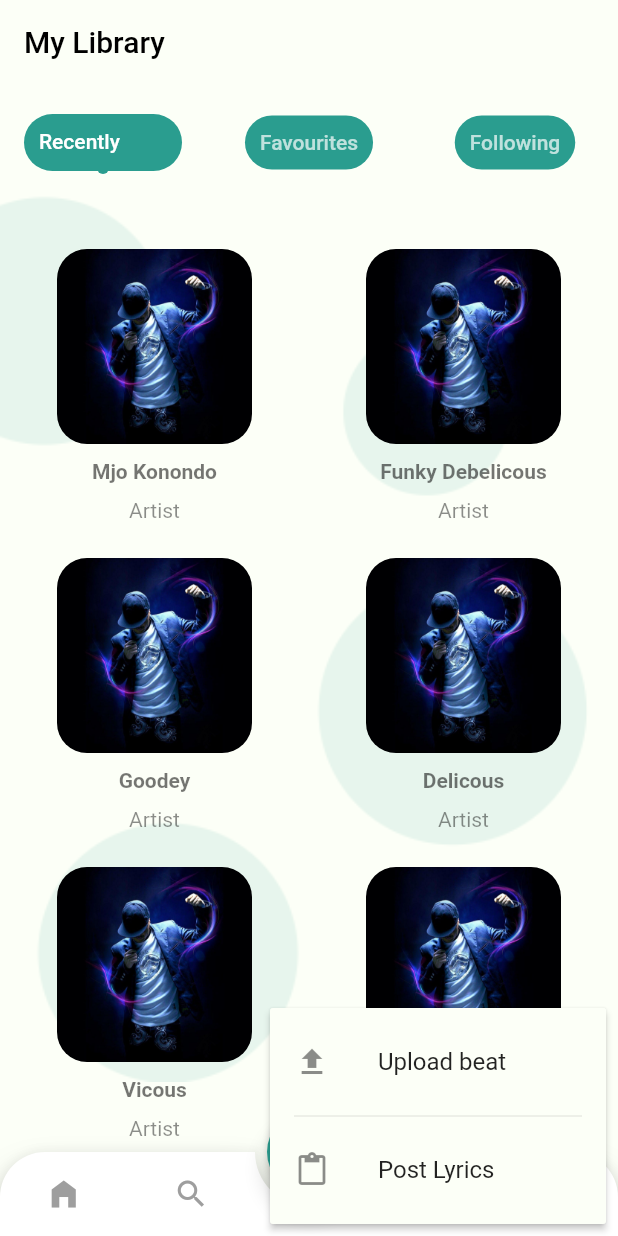
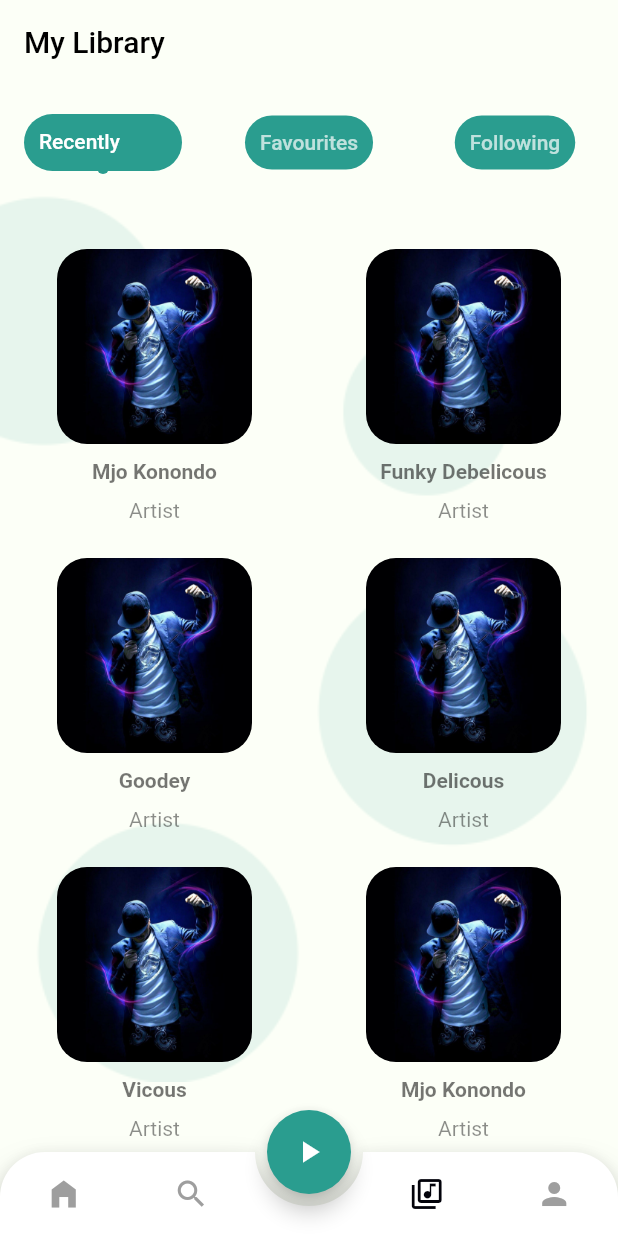
Before and after one commit to KNkoe/lesbeats-app, a Flutter app: the MyHomePage screen opened by its route, item 3 of the bottom bar chosen, after a tap on the "play arrow" icon, on a phone screen of 412 x 824 dp. Run offline on Flutter 3.47's test engine with Material 2 defaults, Android fonts, the phone set to English and light mode, and no system bars; drawn by our look-alikes of animated_bottom_navigation_bar; our stand-ins replace badges, bubble, cloud_firestore, file_picker, firebase_auth, firebase_core and 9 more; missing offline and left inert: audio_session, day_night_switcher, iconify_flutter, wc_form_validators; accounts and stored records are empty; statements that could not run were skipped.

Commit message:
modify player ui

```diff
--- a/lesbeats/lib/screens/home/home.dart
+++ b/lesbeats/lib/screens/home/home.dart
@@ -3,7 +3,6 @@ import 'package:flutter/material.dart';
 import 'package:lesbeats/screens/home/dashboard.dart';
 import 'package:lesbeats/screens/home/library.dart';
 import 'package:lesbeats/screens/home/search.dart';
-import 'package:lesbeats/screens/home/upload_beat.dart';
 import 'package:lesbeats/screens/profile/profile.dart';
 
 class MyHomePage extends StatefulWidget {
@@ -38,28 +37,7 @@ class _MyHomePageState extends State<MyHomePage> {
       backgroundColor: Theme.of(context).backgroundColor,
       body: destination(selectedIndex),
       floatingActionButton: FloatingActionButton(
-        onPressed: () {},
-        child: PopupMenuButton(
-            itemBuilder: (contex) => [
-                  PopupMenuItem(
-                      child: ListTile(
-                    leading: const Icon(Icons.upload),
-                    title: const Text("Upload beat"),
-                    onTap: () {
-                      Navigator.pop(context);
-                      showUpload(context);
-                    },
-                  )),
-                  const PopupMenuItem(height: 2, child: Divider()),
-                  PopupMenuItem(
-                      child: ListTile(
-                    leading: const Icon(Icons.paste),
-                    title: const Text("Post Lyrics"),
-                    onTap: () {},
-                  ))
-                ],
-            icon: const Icon(Icons.play_arrow)),
-      ),
+          onPressed: () {}, child: const Icon(Icons.play_arrow)),
       floatingActionButtonLocation: FloatingActionButtonLocation.centerDocked,
       bottomNavigationBar: AnimatedBottomNavigationBar(
         icons: const [
--- a/lesbeats/lib/screens/home/library.dart
+++ b/lesbeats/lib/screens/home/library.dart
@@ -73,8 +73,9 @@ class _MyLibraryState extends State<MyLibrary> {
                         selectedIndex = value;
                       });
                     },
-                    indicator:
-                        DotIndicator(color: Theme.of(context).primaryColor),
+                    indicator: DotIndicator(
+                      color: Theme.of(context).primaryColor,
+                    ),
                     tabs: [
                       Tab(
                         child: Container(
```
